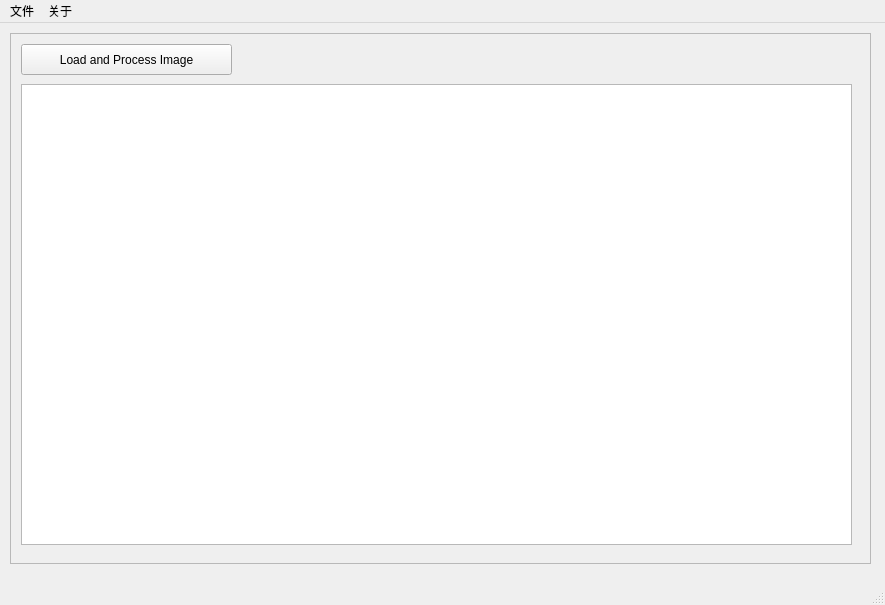
Above: ui/main_window.ui from SteelDolphin/PattSeg before the change. Below: the same form after it.
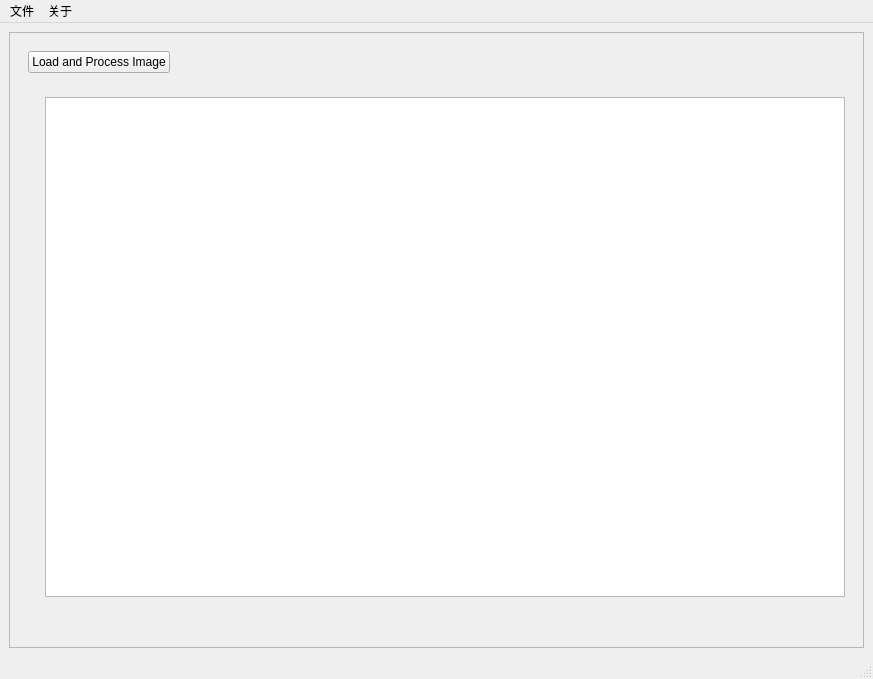
That is the form after the change.

Patch:
```diff
--- a/ui/main_window.ui
+++ b/ui/main_window.ui
@@ -6,79 +6,177 @@
    <rect>
     <x>0</x>
     <y>0</y>
-    <width>885</width>
-    <height>605</height>
+    <width>873</width>
+    <height>679</height>
    </rect>
   </property>
-  <property name="minimumSize">
-   <size>
-    <width>0</width>
-    <height>0</height>
-   </size>
+  <property name="sizePolicy">
+   <sizepolicy hsizetype="Preferred" vsizetype="Preferred">
+    <horstretch>0</horstretch>
+    <verstretch>0</verstretch>
+   </sizepolicy>
   </property>
   <property name="windowTitle">
    <string>MainWindow</string>
   </property>
+  <property name="layoutDirection">
+   <enum>Qt::LeftToRight</enum>
+  </property>
   <property name="styleSheet">
    <string notr="true"/>
   </property>
   <widget class="QWidget" name="centralwidget">
-   <widget class="QScrollArea" name="scrollArea">
-    <property name="geometry">
-     <rect>
-      <x>10</x>
-      <y>10</y>
-      <width>861</width>
-      <height>531</height>
-     </rect>
-    </property>
-    <property name="widgetResizable">
-     <bool>true</bool>
-    </property>
-    <widget class="QWidget" name="scrollAreaWidgetContents">
-     <property name="geometry">
-      <rect>
-       <x>0</x>
-       <y>0</y>
-       <width>859</width>
-       <height>529</height>
-      </rect>
-     </property>
-     <widget class="QPushButton" name="button">
-      <property name="geometry">
-       <rect>
-        <x>10</x>
-        <y>10</y>
-        <width>211</width>
-        <height>31</height>
-       </rect>
+   <layout class="QGridLayout" name="gridLayout">
+    <item row="0" column="0">
+     <widget class="QScrollArea" name="scrollArea">
+      <property name="sizePolicy">
+       <sizepolicy hsizetype="Preferred" vsizetype="Preferred">
+        <horstretch>0</horstretch>
+        <verstretch>0</verstretch>
+       </sizepolicy>
       </property>
-      <property name="text">
-       <string>Load and Process Image</string>
+      <property name="minimumSize">
+       <size>
+        <width>855</width>
+        <height>616</height>
+       </size>
       </property>
-     </widget>
-     <widget class="QGraphicsView" name="plotWidget">
-      <property name="geometry">
-       <rect>
-        <x>10</x>
-        <y>50</y>
-        <width>831</width>
-        <height>461</height>
-       </rect>
+      <property name="widgetResizable">
+       <bool>true</bool>
       </property>
-      <property name="dragMode">
-       <enum>QGraphicsView::ScrollHandDrag</enum>
+      <property name="alignment">
+       <set>Qt::AlignBottom|Qt::AlignJustify</set>
       </property>
+      <widget class="QWidget" name="scrollAreaWidgetContents">
+       <property name="geometry">
+        <rect>
+         <x>0</x>
+         <y>0</y>
+         <width>853</width>
+         <height>614</height>
+        </rect>
+       </property>
+       <layout class="QVBoxLayout" name="verticalLayout">
+        <item>
+         <widget class="QWidget" name="widget" native="true">
+          <property name="sizePolicy">
+           <sizepolicy hsizetype="Preferred" vsizetype="Minimum">
+            <horstretch>0</horstretch>
+            <verstretch>0</verstretch>
+           </sizepolicy>
+          </property>
+          <layout class="QHBoxLayout" name="horizontalLayout">
+           <item>
+            <widget class="QPushButton" name="button">
+             <property name="text">
+              <string>Load and Process Image</string>
+             </property>
+            </widget>
+           </item>
+           <item>
+            <spacer name="horizontalSpacer">
+             <property name="orientation">
+              <enum>Qt::Horizontal</enum>
+             </property>
+             <property name="sizeType">
+              <enum>QSizePolicy::Expanding</enum>
+             </property>
+             <property name="sizeHint" stdset="0">
+              <size>
+               <width>668</width>
+               <height>20</height>
+              </size>
+             </property>
+            </spacer>
+           </item>
+          </layout>
+         </widget>
+        </item>
+        <item>
+         <widget class="QWidget" name="widget_2" native="true">
+          <layout class="QHBoxLayout" name="horizontalLayout_2">
+           <item>
+            <spacer name="horizontalSpacer_3">
+             <property name="orientation">
+              <enum>Qt::Horizontal</enum>
+             </property>
+             <property name="sizeHint" stdset="0">
+              <size>
+               <width>17</width>
+               <height>20</height>
+              </size>
+             </property>
+            </spacer>
+           </item>
+           <item>
+            <widget class="QGraphicsView" name="plotWidget">
+             <property name="sizePolicy">
+              <sizepolicy hsizetype="Fixed" vsizetype="Fixed">
+               <horstretch>0</horstretch>
+               <verstretch>0</verstretch>
+              </sizepolicy>
+             </property>
+             <property name="minimumSize">
+              <size>
+               <width>800</width>
+               <height>500</height>
+              </size>
+             </property>
+             <property name="cursor" stdset="0">
+              <cursorShape>CrossCursor</cursorShape>
+             </property>
+             <property name="layoutDirection">
+              <enum>Qt::LeftToRight</enum>
+             </property>
+             <property name="dragMode">
+              <enum>QGraphicsView::ScrollHandDrag</enum>
+             </property>
+            </widget>
+           </item>
+           <item>
+            <spacer name="horizontalSpacer_2">
+             <property name="orientation">
+              <enum>Qt::Horizontal</enum>
+             </property>
+             <property name="sizeHint" stdset="0">
+              <size>
+               <width>0</width>
+               <height>20</height>
+              </size>
+             </property>
+            </spacer>
+           </item>
+          </layout>
+         </widget>
+        </item>
+        <item>
+         <spacer name="verticalSpacer">
+          <property name="orientation">
+           <enum>Qt::Vertical</enum>
+          </property>
+          <property name="sizeType">
+           <enum>QSizePolicy::Expanding</enum>
+          </property>
+          <property name="sizeHint" stdset="0">
+           <size>
+            <width>20</width>
+            <height>0</height>
+           </size>
+          </property>
+         </spacer>
+        </item>
+       </layout>
+      </widget>
      </widget>
-    </widget>
-   </widget>
+    </item>
+   </layout>
   </widget>
   <widget class="QMenuBar" name="menubar">
    <property name="geometry">
     <rect>
      <x>0</x>
      <y>0</y>
-     <width>885</width>
+     <width>873</width>
      <height>23</height>
     </rect>
    </property>
```
Left out of the diff: 6 changed lines with no effect on the pictures.
